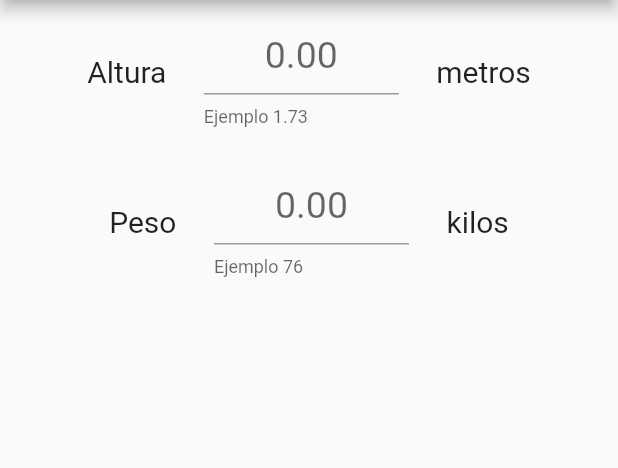
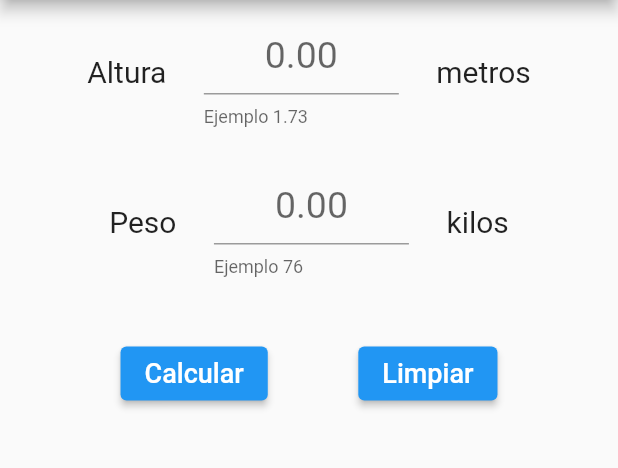
Before and after one commit to 0M1N1D0/calculadoraIMC, a Flutter app: the screen it shows after launch, on a phone screen of 412 x 824 dp, the part 84-552 px from its top. Run offline on Flutter 3.47's test engine with Material 2 defaults, Android fonts, the phone set to English and light mode, and no system bars.

Commit message:
v0.2.5
5. Se organiza código separándolo en archivos para la fila altura, fila peso y fila botones. 2. Se crean los botones calcular y limpiar.

```diff
--- a/calculadora_imc/lib/src/pages/my_home_page.dart
+++ b/calculadora_imc/lib/src/pages/my_home_page.dart
@@ -1,6 +1,12 @@
 import 'dart:ui';
 
+// archivos de flutter
 import 'package:flutter/material.dart';
+
+// archivos propios
+import 'package:calculadora_imc/src/widgets/row_altura.dart';
+import 'package:calculadora_imc/src/widgets/row_peso.dart';
+import 'package:calculadora_imc/src/widgets/row_botones.dart';
 
 class HomePage extends StatefulWidget {
   const HomePage({Key? key}) : super(key: key);
@@ -32,105 +38,19 @@ class _HomePageState extends State<HomePage> {
         child: Column(
           // mainAxisAlignment: MainAxisAlignment.center,
           // crossAxisAlignment: CrossAxisAlignment.center,
-          children: [
-            _rowAltura(),
-            const SizedBox(
+          children: const [
+            MyRowAltura(),
+            SizedBox(
               height: 25.0,
             ),
-            _rowPeso(),
+            MyRowPeso(),
+            SizedBox(
+              height: 40.0,
+            ),
+            MyRowBotones(),
           ],
         ), // columna principal
       ),
     );
   }
-
-  //*************************************
-  // WIDGET ROW ALTURA
-  //*************************************
-  Row _rowAltura() {
-    return Row(
-      mainAxisAlignment: MainAxisAlignment.center,
-      crossAxisAlignment: CrossAxisAlignment.center,
-      children: [
-        const Text(
-          'Altura',
-          style: TextStyle(fontSize: 20.0),
-        ),
-        /*
-        El TextField dentro de una Row se necesita
-        poner dentro de un Expanded sino falla la
-        renderización del TextField
-        */
-        SizedBox(
-          width: 180.0,
-          child: Expanded(
-            child: Padding(
-              padding: const EdgeInsets.symmetric(horizontal: 25.0),
-              child: TextField(
-                style: const TextStyle(fontSize: 25.0),
-                keyboardType: TextInputType.number,
-                textAlign: TextAlign.center,
-                decoration: const InputDecoration(
-                  hintText: '0.00',
-                  helperText: 'Ejemplo 1.73',
-                ),
-                onChanged: (String valor) {
-                  //TODO: guardar dato
-                },
-              ),
-            ),
-          ),
-        ),
-        const Text(
-          'metros',
-          style: TextStyle(fontSize: 20.0),
-        ),
-      ],
-    );
-  }
-
-  //*************************************
-  // WIDGET ROW PESO
-  //*************************************
-  Row _rowPeso() {
-    return Row(
-      mainAxisAlignment: MainAxisAlignment.center,
-      crossAxisAlignment: CrossAxisAlignment.center,
-      children: [
-        const Text(
-          'Peso',
-          style: TextStyle(fontSize: 20.0),
-        ),
-        /*
-        El TextField dentro de una Row se necesita
-        poner dentro de un Expanded sino falla la
-        renderización del TextField
-        */
-        SizedBox(
-          width: 180.0,
-          child: Expanded(
-            child: Padding(
-              padding: const EdgeInsets.symmetric(horizontal: 25.0),
-              child: TextField(
-                style: const TextStyle(fontSize: 25.0),
-                keyboardType: TextInputType.number,
-                textAlign: TextAlign.center,
-                decoration: const InputDecoration(
-                  hintText: '0.00',
-                  helperText: 'Ejemplo 76',
-                ),
-                onChanged: (String valor) {
-                  //TODO: guardar dato
-                },
-              ),
-            ),
-          ),
-        ),
-        const Text(
-          'kilos',
-          style: TextStyle(fontSize: 20.0),
-        ),
-      ],
-    );
-  }
 }
--- /dev/null
+++ b/calculadora_imc/lib/src/widgets/row_altura.dart
@@ -0,0 +1,55 @@
+import 'package:flutter/material.dart';
+
+class MyRowAltura extends StatefulWidget {
+  const MyRowAltura({
+    Key? key,
+  }) : super(key: key);
+
+  @override
+  State<MyRowAltura> createState() => _MyRowAlturaState();
+}
+
+class _MyRowAlturaState extends State<MyRowAltura> {
+  @override
+  Widget build(BuildContext context) {
+    return Row(
+      mainAxisAlignment: MainAxisAlignment.center,
+      crossAxisAlignment: CrossAxisAlignment.center,
+      children: [
+        const Text(
+          'Altura',
+          style: TextStyle(fontSize: 20.0),
+        ),
+        /*
+        El TextField dentro de una Row se necesita
+        poner dentro de un Expanded sino falla la
+        renderización del TextField
+        */
+        SizedBox(
+          width: 180.0,
+          child: Expanded(
+            child: Padding(
+              padding: const EdgeInsets.symmetric(horizontal: 25.0),
+              child: TextField(
+                style: const TextStyle(fontSize: 25.0),
+                keyboardType: TextInputType.number,
+                textAlign: TextAlign.center,
+                decoration: const InputDecoration(
+                  hintText: '0.00',
+                  helperText: 'Ejemplo 1.73',
+                ),
+                onChanged: (String valor) {
+                  //TODO: guardar dato
+                },
+              ),
+            ),
+          ),
+        ),
+        const Text(
+          'metros',
+          style: TextStyle(fontSize: 20.0),
+        ),
+      ],
+    );
+  }
+}
--- /dev/null
+++ b/calculadora_imc/lib/src/widgets/row_botones.dart
@@ -0,0 +1,57 @@
+import 'dart:ui';
+
+import 'package:flutter/material.dart';
+
+class MyRowBotones extends StatefulWidget {
+  const MyRowBotones({Key? key}) : super(key: key);
+
+  @override
+  _MyRowBotonesState createState() => _MyRowBotonesState();
+}
+
+class _MyRowBotonesState extends State<MyRowBotones> {
+  @override
+  Widget build(BuildContext context) {
+    return Row(
+      mainAxisAlignment: MainAxisAlignment.spaceEvenly,
+      crossAxisAlignment: CrossAxisAlignment.center,
+      children: [
+        _buttonCalcular(),
+        _buttonLimpiar(),
+      ],
+    );
+  }
+
+  // ***********************************
+  // METODO BOTON LIMPIAR
+  // ***********************************
+
+  ElevatedButton _buttonLimpiar() {
+    return ElevatedButton(
+      onPressed: () {
+        // TODO: limpiar
+      },
+      child: const Text(
+        'Limpiar',
+        style: TextStyle(fontSize: 18.0),
+      ),
+    );
+  }
+
+  // ***********************************
+  // METODO BOTON CALCULAR
+  // ***********************************
+
+  ElevatedButton _buttonCalcular() {
+    return ElevatedButton(
+      //style: ButtonStyle(shape: BorderRadius.circular(5)),
+      onPressed: () {
+        // TODO: hacer cálculo
+      },
+      child: const Text(
+        'Calcular',
+        style: TextStyle(fontSize: 18.0),
+      ),
+    );
+  }
+}
--- /dev/null
+++ b/calculadora_imc/lib/src/widgets/row_peso.dart
@@ -0,0 +1,55 @@
+import 'package:flutter/material.dart';
+
+class MyRowPeso extends StatefulWidget {
+  const MyRowPeso({
+    Key? key,
+  }) : super(key: key);
+
+  @override
+  State<MyRowPeso> createState() => _MyRowPesoState();
+}
+
+class _MyRowPesoState extends State<MyRowPeso> {
+  @override
+  Widget build(BuildContext context) {
+    return Row(
+      mainAxisAlignment: MainAxisAlignment.center,
+      crossAxisAlignment: CrossAxisAlignment.center,
+      children: [
+        const Text(
+          'Peso',
+          style: TextStyle(fontSize: 20.0),
+        ),
+        /*
+        El TextField dentro de una Row se necesita
+        poner dentro de un Expanded sino falla la
+        renderización del TextField
+        */
+        SizedBox(
+          width: 180.0,
+          child: Expanded(
+            child: Padding(
+              padding: const EdgeInsets.symmetric(horizontal: 25.0),
+              child: TextField(
+                style: const TextStyle(fontSize: 25.0),
+                keyboardType: TextInputType.number,
+                textAlign: TextAlign.center,
+                decoration: const InputDecoration(
+                  hintText: '0.00',
+                  helperText: 'Ejemplo 76',
+                ),
+                onChanged: (String valor) {
+                  //TODO: guardar dato
+                },
+              ),
+            ),
+          ),
+        ),
+        const Text(
+          'kilos',
+          style: TextStyle(fontSize: 20.0),
+        ),
+      ],
+    );
+  }
+}
```
